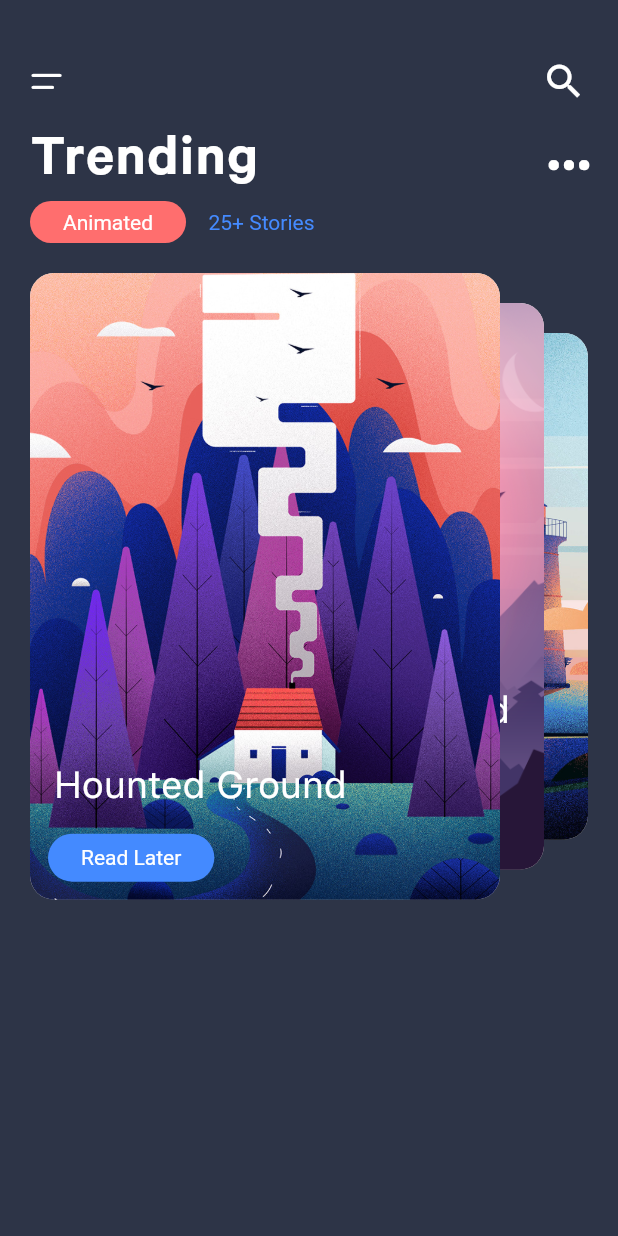
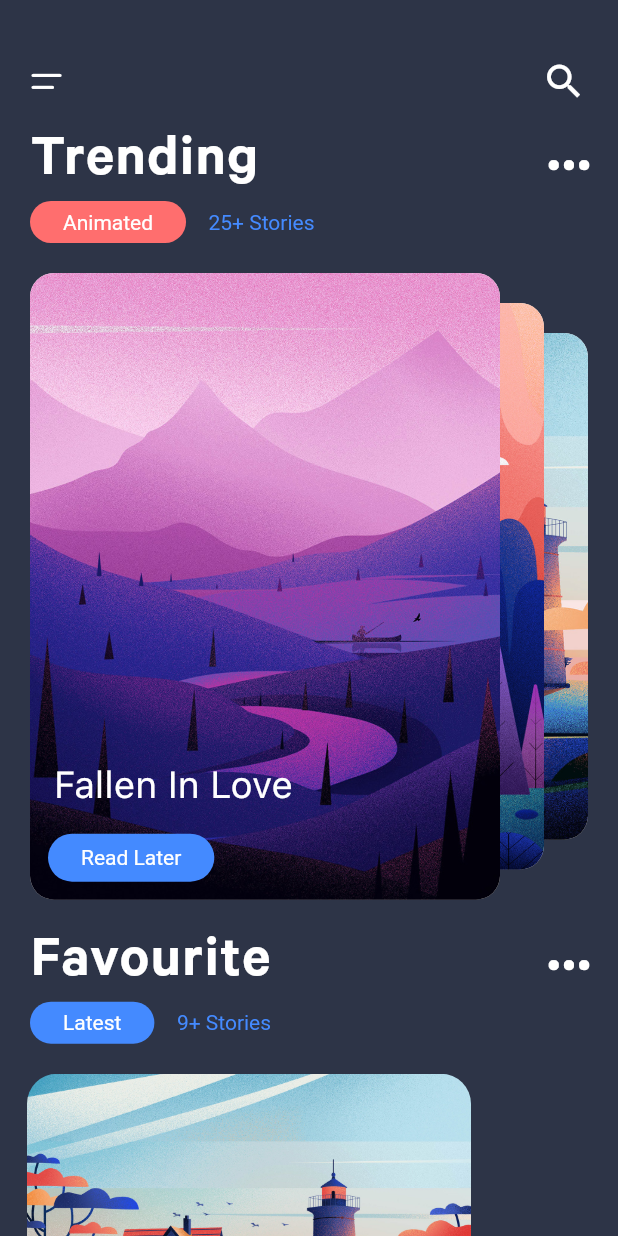
Before and after one commit to ruan65/flutter_story_app, a Flutter app: the screen it shows after launch, swiped to page 5, on a phone screen of 412 x 824 dp. Run offline on Flutter 3.47's test engine with Material 2 defaults, Android fonts, the phone set to English and light mode, and no system bars.

```diff
--- a/lib/data.dart
+++ b/lib/data.dart
@@ -2,7 +2,6 @@ List<String> images = [
   "assets/image_04.jpg",
   "assets/image_03.jpg",
   "assets/image_02.jpg",
-  "assets/image_01.png",
   "assets/image_04.jpg",
   "assets/image_03.jpg",
   "assets/image_02.jpg",
@@ -13,7 +12,6 @@ List<String> title = [
   "Hounted Ground",
   "Fallen In Love",
   "The Dreaming Moon",
-  "Jack the Persian and the Black Castel",
   "Hounted Ground",
   "Fallen In Love",
   "The Dreaming Moon",
--- a/lib/main.dart
+++ b/lib/main.dart
@@ -125,6 +125,73 @@ class _MyAppState extends State<MyApp> {
                   ),
                 )
               ],
+            ),
+            Padding(
+              padding: EdgeInsets.symmetric(horizontal: 20),
+              child: Row(
+                mainAxisAlignment: MainAxisAlignment.spaceBetween,
+                children: <Widget>[
+                  Text(
+                    'Favourite',
+                    style: TextStyle(
+                        color: Colors.white,
+                        fontSize: 40,
+                        fontFamily: 'Calibre-Semibold',
+                        letterSpacing: 1),
+                  ),
+                  IconButton(
+                    icon: Icon(
+                      CustomIcons.option,
+                      size: 12,
+                      color: Colors.white,
+                    ),
+                    onPressed: () {},
+                  ),
+                ],
+              ),
+            ),
+            Padding(
+              padding: const EdgeInsets.only(left: 20.0),
+              child: Row(
+                children: <Widget>[
+                  Container(
+                    decoration: BoxDecoration(
+                      color: Colors.blueAccent,
+                      borderRadius: BorderRadius.circular(20),
+                    ),
+                    child: Center(
+                      child: Padding(
+                        padding:
+                            EdgeInsets.symmetric(horizontal: 22, vertical: 6),
+                        child: Text(
+                          'Latest',
+                          style: TextStyle(color: Colors.white),
+                        ),
+                      ),
+                    ),
+                  ),
+                  SizedBox(width: 15),
+                  Text(
+                    '9+ Stories',
+                    style: TextStyle(color: Colors.blueAccent),
+                  ),
+                ],
+              ),
+            ),
+            SizedBox(height: 20),
+            Row(
+              children: <Widget>[
+                Padding(
+                  padding: EdgeInsets.only(left: 18.0),
+                  child: ClipRRect(
+                    borderRadius: BorderRadius.circular(20),
+                      child: Image.asset(
+                    'assets/image_02.jpg',
+                    height: 222,
+                    width: 296,
+                  )),
+                )
+              ],
             )
           ],
         ),
@@ -210,11 +277,18 @@ class CardScrollWidget extends StatelessWidget {
                             ),
                             SizedBox(height: 10),
                             Padding(
-                              padding: const EdgeInsets.only(left: 12.0, bottom: 12.0),
+                              padding: const EdgeInsets.only(
+                                  left: 12.0, bottom: 12.0),
                               child: Container(
-                                padding: EdgeInsets.symmetric(horizontal: 22, vertical: 8),
-                                decoration: BoxDecoration(color: Colors.blueAccent, borderRadius: BorderRadius.circular(20)),
-                                child: Text('Read Later', style: TextStyle(color: Colors.white),),
+                                padding: EdgeInsets.symmetric(
+                                    horizontal: 22, vertical: 8),
+                                decoration: BoxDecoration(
+                                    color: Colors.blueAccent,
+                                    borderRadius: BorderRadius.circular(20)),
+                                child: Text(
+                                  'Read Later',
+                                  style: TextStyle(color: Colors.white),
+                                ),
                               ),
                             )
                           ],
```
